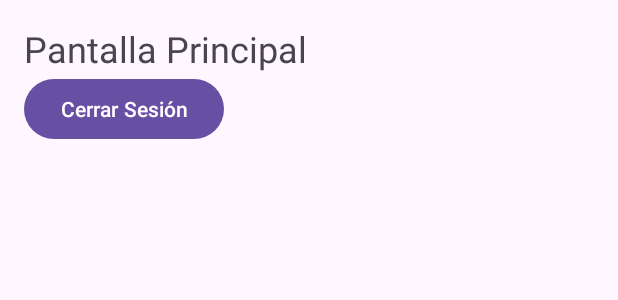
After one commit to Davengel5/AcortadorURL, an Android app: the layout activity_home.xml on its own in the app's theme, with its tools: preview values and no code run, on a phone screen of 412 x 824 dp. The commit adds this screen. Shown: the top 300 px of the screen. Run offline under Robolectric (Android 15) with nearby library versions, the light colour scheme and no system bars.

Commit message:
Ya casi queda

```diff
--- a/app/build.gradle.kts
+++ b/app/build.gradle.kts
@@ -1,6 +1,7 @@
 plugins {
     alias(libs.plugins.android.application)
     id("com.google.gms.google-services")
+
 }
 
 android {
@@ -41,6 +42,9 @@ dependencies {
     implementation("androidx.credentials:credentials-play-services-auth:1.3.0")
     implementation("com.google.android.libraries.identity.googleid:googleid:1.1.1")
 
+    implementation ("com.google.android.gms:play-services-auth:20.7.0")
+    implementation ("com.google.firebase:firebase-auth:22.1.1")
+
     //Librerias q ya taban
     implementation("androidx.appcompat:appcompat:1.6.1")
     implementation("com.google.android.material:material:1.9.0")
--- a/app/src/main/AndroidManifest.xml
+++ b/app/src/main/AndroidManifest.xml
@@ -13,6 +13,9 @@
         android:theme="@style/Theme.AcortadorURL"
         tools:targetApi="31">
         <activity
+            android:name=".HomeActivity"
+            android:exported="false" />
+        <activity
             android:name=".MainActivity"
             android:exported="true">
             <intent-filter>
--- /dev/null
+++ b/app/src/main/res/layout/activity_home.xml
@@ -0,0 +1,21 @@
+<?xml version="1.0" encoding="utf-8"?>
+<LinearLayout
+    xmlns:android="http://schemas.android.com/apk/res/android"
+    android:layout_width="match_parent"
+    android:layout_height="match_parent"
+    android:orientation="vertical"
+    android:padding="16dp">
+
+    <TextView
+        android:layout_width="wrap_content"
+        android:layout_height="wrap_content"
+        android:text="Pantalla Principal"
+        android:textSize="24sp"/>
+
+    <Button
+        android:id="@+id/btnLogout"
+        android:layout_width="wrap_content"
+        android:layout_height="wrap_content"
+        android:text="Cerrar Sesión"/>
+
+</LinearLayout>
```
Also changed, not shown: app/src/main/java/com/example/acortadorurl/HomeActivity.java (added, +28 -0 lines), app/src/main/java/com/example/acortadorurl/MainActivity.java (+67 -12 lines), 1 other file.
